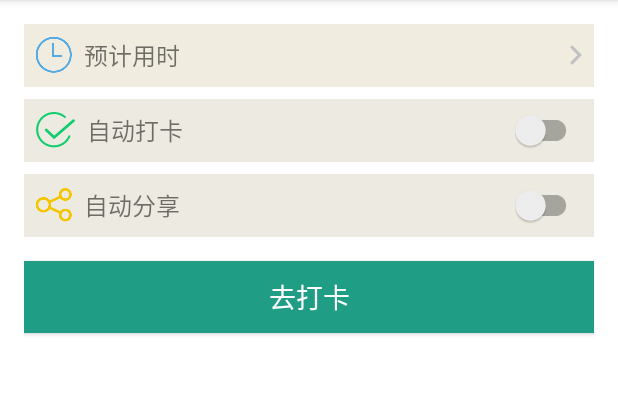
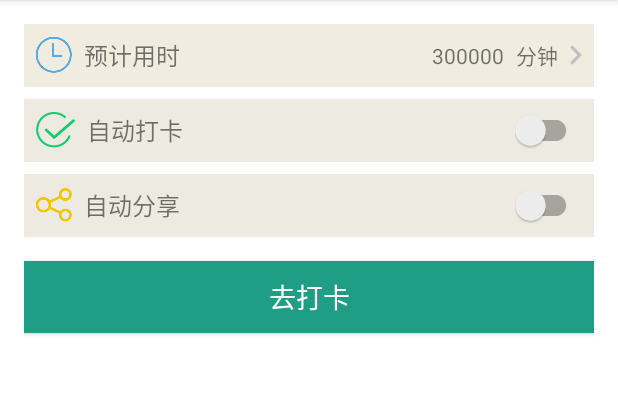
Before and after one commit to kooguma/Shanbay-AutoPunch, an Android app: the screen it shows after launch (MainActivity), on a phone screen of 412 x 824 dp, the part 84-479 px from its top. Run offline under Robolectric (Android 15) with nearby library versions, the phone set to English and light mode, and no system bars; our stand-ins replace ButterKnife.

```diff
--- a/app/src/main/AndroidManifest.xml
+++ b/app/src/main/AndroidManifest.xml
@@ -20,6 +20,8 @@
         <service
             android:label="@string/service_name"
             android:name="com.kumaj.shanbay_autopunch.service.ClickService"
+            android:enabled="true"
+            android:exported="true"
             android:permission="android.permission.BIND_ACCESSIBILITY_SERVICE">
             <intent-filter>
                 <action android:name="android.accessibilityservice.AccessibilityService"/>
--- a/app/src/main/java/com/kumaj/shanbay_autopunch/mode/SettingModel.java
+++ b/app/src/main/java/com/kumaj/shanbay_autopunch/mode/SettingModel.java
@@ -12,7 +12,7 @@ public class SettingModel {
 
 
     public long getExpectedTime() {
-        return expectedTime / 1000 / 60;
+        return expectedTime / 1000 ;
     }
 
 
--- a/app/src/main/java/com/kumaj/shanbay_autopunch/ui/MainActivity.java
+++ b/app/src/main/java/com/kumaj/shanbay_autopunch/ui/MainActivity.java
@@ -1,5 +1,6 @@
 package com.kumaj.shanbay_autopunch.ui;
 
+import android.content.ActivityNotFoundException;
 import android.content.DialogInterface;
 import android.content.Intent;
 import android.os.Bundle;
@@ -31,7 +32,7 @@ public class MainActivity extends AppCompatActivity {
     @BindView(R.id.switch_auto_punch) SwitchCompat mSwitchAutoPunch;
     @BindView(R.id.switch_auto_share) SwitchCompat mSwitchAutoShare;
     @BindView(R.id.btn_punch_card) Button mBtnPunchCard;
-    @BindView(R.id.text_minute) TextView mTextMinute;
+    @BindView(R.id.text_minute_num) TextView mTextMinute;
 
     private SettingModel mSettingModel = new SettingModel();
     private final static String SETTING_KEY = "SETTINGS";
@@ -42,6 +43,14 @@ public class MainActivity extends AppCompatActivity {
         super.onCreate(savedInstanceState);
         setContentView(R.layout.activity_main);
         ButterKnife.bind(this);
+        setupView();
+    }
+
+
+    private void setupView() {
+        String minute = String.valueOf(
+            SettingUtil.getInstance().loadSettings().getExpectedTime() / 60);
+        mTextMinute.setText(minute);
     }
 
 
@@ -85,8 +94,7 @@ public class MainActivity extends AppCompatActivity {
             .setView(content)
             .setPositiveButton("确定", new DialogInterface.OnClickListener() {
                 @Override public void onClick(DialogInterface dialog, int which) {
-                    mTextMinute.setText(
-                        getString(R.string.text_minute, editText.getText().toString()));
+                    mTextMinute.setText(editText.getText().toString());
                     dialog.cancel();
                 }
             })
@@ -112,8 +120,12 @@ public class MainActivity extends AppCompatActivity {
             return;
         }
         Intent intent = new Intent();
-        intent.setClassName("com.shanbay.words", "com.shanbay.words.activity.HomeActivity");
-        startActivity(intent);
+        intent.setClassName("com.shanbay.words", "com.shanbay.words.home.HomeActivity");
+        try {
+            startActivity(intent);
+        } catch (ActivityNotFoundException e) {
+            Toast.makeText(this, R.string.tip_install_shanbay_words, Toast.LENGTH_LONG).show();
+        }
     }
 
 
@@ -140,7 +152,6 @@ public class MainActivity extends AppCompatActivity {
                 ms.setString(settingValue);
                 while (ms.hasNext()) {
                     String accessibilityService = ms.next();
-                    Log.e("TAG","service = " + accessibilityService);
                     if (accessibilityService.equalsIgnoreCase(
                         getString(R.string.service_package_name))) {
                         return true;
--- a/app/src/main/res/layout/activity_main.xml
+++ b/app/src/main/res/layout/activity_main.xml
@@ -32,11 +32,16 @@
             android:text="预计用时"/>
 
         <TextView
-            android:id="@+id/text_minute"
+            android:id="@+id/text_minute_num"
             android:layout_width="wrap_content"
             android:layout_height="wrap_content"
-            tools:text="@string/text_minute"
             android:layout_marginRight="@dimen/dime_item_padding"/>
+
+        <TextView
+            android:layout_width="wrap_content"
+            android:layout_height="wrap_content"
+            android:layout_marginRight="@dimen/dime_item_padding"
+            android:text="@string/text_minute"/>
 
         <ImageView
             android:layout_width="wrap_content"
--- a/app/src/main/res/values/strings.xml
+++ b/app/src/main/res/values/strings.xml
@@ -11,7 +11,8 @@
     <string name="menu_about_title">关于</string>
     <string name="btn_punch_card">去打卡</string>
     <string name="tip_open_service">请打开\"扇贝单词自动打卡\"服务</string>
-    <string name="text_minute">%s 分钟</string>
+    <string name="tip_install_shanbay_words">请先安装扇贝单词</string>
+    <string name="text_minute">分钟</string>
     <string name="time_input_title">请输入时间</string>
     <string name="time_minute">分钟</string>
     <string name="description">1.本服务仅供用来模拟扇贝单词的手动点击,方便残障人士的每日打卡.\n2.请谨慎使用本服务,自行承担各方面损失.\n3.务必好好学习,天天向上哟 (￣▽￣)" ╮.\n
--- a/app/src/main/res/xml/click_config.xml
+++ b/app/src/main/res/xml/click_config.xml
@@ -5,5 +5,5 @@
     android:packageNames="com.shanbay.words"
     android:accessibilityFeedbackType="feedbackGeneric"
     android:notificationTimeout="100"
-    android:accessibilityFlags=""
+    android:accessibilityFlags="flagDefault"
     android:canRetrieveWindowContent="true"/>
```
Also changed, not shown: app/src/main/java/com/kumaj/shanbay_autopunch/service/ClickService.java (+41 -17 lines).
